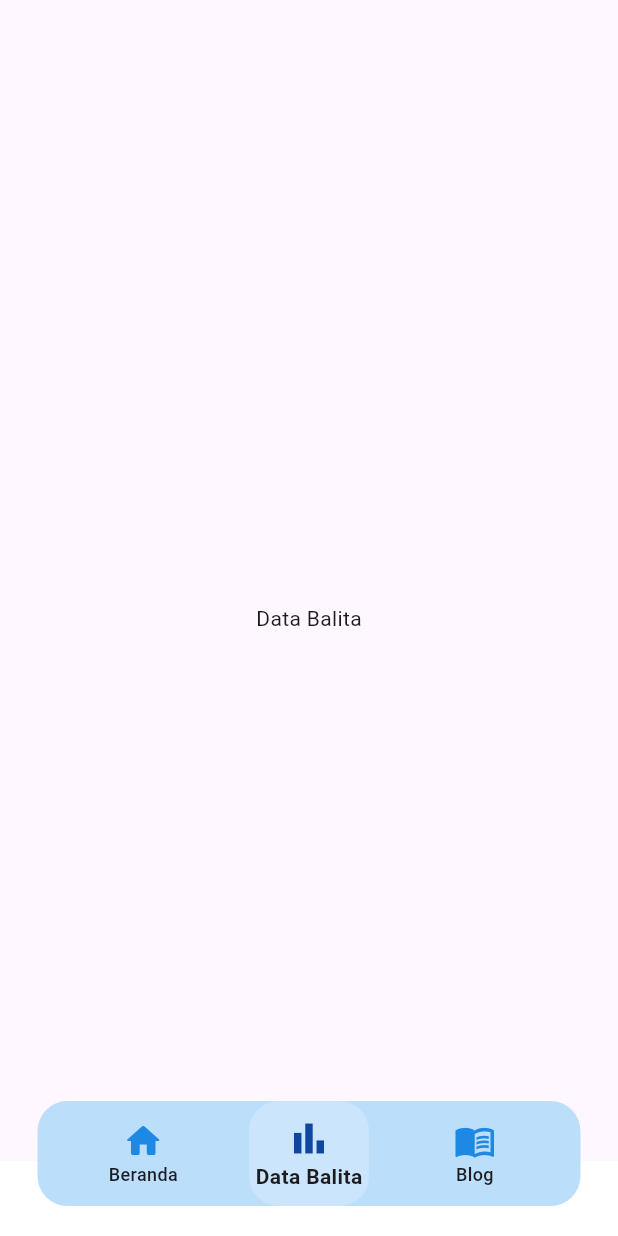
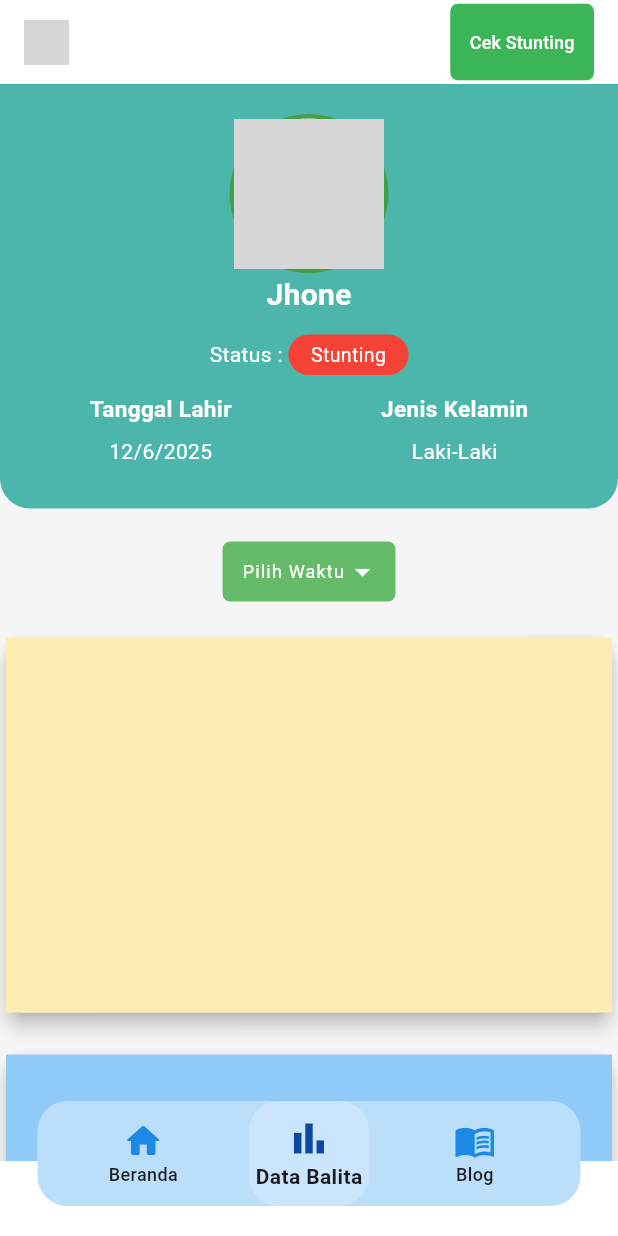
Before and after one commit to supriyadiaja/mobile_apps_stunting, a Flutter app: the screen it shows after launch, item 2 of the bottom bar chosen, on a phone screen of 412 x 824 dp. Run offline on Flutter 3.47's test engine with Material 3 defaults, Android fonts, the phone set to English and light mode, and no system bars; our stand-ins replace flutter_carousel_widget; network calls fail; grey boxes are pictures that could not be loaded.

Commit message:
layout data balita page

```diff
--- a/lib/main_page.dart
+++ b/lib/main_page.dart
@@ -1,3 +1,5 @@
+import 'package:apps_stunting_mobile/pages/blog_page.dart';
+import 'package:apps_stunting_mobile/pages/data_balita_page.dart';
 import 'package:apps_stunting_mobile/pages/home_page.dart';
 import 'package:apps_stunting_mobile/util/navbar_bottom.dart';
 import 'package:flutter/material.dart';
@@ -23,12 +25,8 @@ class _MainPageState extends State<MainPage> {
 
   List<Widget> pages = [
     HomePage(),
-    Center(
-      child: Text("Data Balita"),
-    ),
-    Center(
-      child: Text("Blog"),
-    ),
+    DataBalitaPage(),
+    BlogPage(),
   ];
 
   @override
@@ -73,7 +71,7 @@ class _MainPageState extends State<MainPage> {
                 vertical: 20,
               ),
               child: Opacity(
-                opacity: _isScrolled ? 0.9 : 1,
+                opacity: _isScrolled ? 1 : 1,
                 child: Container(
                   height: 70,
                   decoration: BoxDecoration(
--- /dev/null
+++ b/lib/pages/data_balita_page.dart
@@ -0,0 +1,366 @@
+import 'package:apps_stunting_mobile/util/navbar.dart';
+import 'package:flutter/material.dart';
+
+class DataBalitaPage extends StatefulWidget {
+  DataBalitaPage({
+    super.key,
+  });
+
+  @override
+  State<DataBalitaPage> createState() => _DataBalitaPageState();
+}
+
+class _DataBalitaPageState extends State<DataBalitaPage> {
+  final String name = "Silvia";
+
+  final List<String> _dropdownItems = [
+    'Harian',
+    'Mingguan',
+    'Bulanan',
+  ];
+  String? _selectedItem;
+
+  bool _isScrolled = false;
+
+  @override
+  Widget build(BuildContext context) {
+    return Scaffold(
+      extendBodyBehindAppBar: true,
+      backgroundColor: Colors.grey[100],
+      appBar: AppBar(
+        backgroundColor: Colors.transparent,
+        elevation: 0,
+        flexibleSpace: Container(
+          decoration: BoxDecoration(
+              color: _isScrolled
+                  ? Colors.white.withValues(alpha: 0.9)
+                  : Colors.white),
+        ),
+        title: Navbar(),
+      ),
+      body: NotificationListener<ScrollNotification>(
+        onNotification: (notification) {
+          if (notification.metrics.pixels > 0 && !_isScrolled) {
+            setState(() {
+              _isScrolled = true;
+            });
+          } else if (notification.metrics.pixels <= 0 && _isScrolled) {
+            setState(() {
+              _isScrolled = false;
+            });
+          }
+          return true;
+        },
+        child: ListView(
+          children: [
+            Container(
+              padding: EdgeInsets.all(20),
+              decoration: BoxDecoration(
+                  color: Colors.teal[300],
+                  borderRadius: BorderRadius.only(
+                    bottomLeft: Radius.circular(20),
+                    bottomRight: Radius.circular(20),
+                  )),
+              child: Column(
+                crossAxisAlignment: CrossAxisAlignment.center,
+                children: [
+                  Stack(
+                    alignment: Alignment.center,
+                    children: [
+                      CircleAvatar(
+                        radius: 53,
+                        backgroundColor: Colors.green[600],
+                        child: CircleAvatar(
+                          radius: 50,
+                          backgroundImage:
+                              NetworkImage('https://i.pravatar.cc/500?u=$name'),
+                        ),
+                      ),
+                      Positioned(
+                        bottom: 0,
+                        right: 4,
+                        child: TextButton(
+                          onPressed: () {
+                            showDialog(
+                              context: context,
+                              builder: (context) {
+                                return AlertDialog(
+                                  backgroundColor: Colors.amber,
+                                  title: Text("Ini tombol edit foto"),
+                                );
+                              },
+                            );
+                          },
+                          style: TextButton.styleFrom(
+                            minimumSize: Size(10, 35),
+                            padding: EdgeInsets.all(5),
+                            backgroundColor: Colors.lightBlueAccent,
+                            shape: RoundedRectangleBorder(
+                              borderRadius: BorderRadius.circular(50),
+                            ),
+                          ),
+                          child: Icon(
+                            Icons.edit_note_sharp,
+                            size: 18,
+                            color: Colors.white,
+                          ),
+                        ),
+                      ),
+                    ],
+                  ),
+                  Text(
+                    "Jhone",
+                    style: TextStyle(
+                      color: Colors.white,
+                      fontWeight: FontWeight.bold,
+                      fontSize: 20,
+                    ),
+                  ),
+
+                  // status ------------------------------>
+                  Padding(
+                    padding: const EdgeInsets.symmetric(vertical: 12.0),
+                    child: Row(
+                      mainAxisAlignment: MainAxisAlignment.center,
+                      children: [
+                        Text(
+                          "Status : ",
+                          style: TextStyle(
+                            color: Colors.white,
+                          ),
+                        ),
+                        Container(
+                          padding: EdgeInsets.symmetric(
+                            horizontal: 15,
+                            vertical: 4,
+                          ),
+                          decoration: BoxDecoration(
+                            color: Colors.red,
+                            borderRadius: BorderRadius.circular(50),
+                          ),
+                          child: Text(
+                            "Stunting",
+                            textAlign: TextAlign.center,
+                            style: TextStyle(
+                              color: Colors.white,
+                              fontSize: 13,
+                            ),
+                          ),
+                        ),
+                      ],
+                    ),
+                  ),
+
+                  // biodata -------------------------->
+                  Row(
+                    mainAxisAlignment: MainAxisAlignment.spaceEvenly,
+                    children: [
+                      Column(
+                        children: [
+                          Text(
+                            "Tanggal Lahir",
+                            style: TextStyle(
+                              color: Colors.white,
+                              fontWeight: FontWeight.bold,
+                              fontSize: 15,
+                            ),
+                          ),
+                          Padding(
+                            padding: const EdgeInsets.symmetric(vertical: 8),
+                            child: Text(
+                              "12/6/2025",
+                              style: TextStyle(
+                                color: Colors.white,
+                                fontSize: 14,
+                              ),
+                            ),
+                          ),
+                        ],
+                      ),
+                      SizedBox(
+                        width: 20,
+                      ),
+                      Column(
+                        children: [
+                          Text(
+                            "Jenis Kelamin",
+                            style: TextStyle(
+                              color: Colors.white,
+                              fontWeight: FontWeight.bold,
+                              fontSize: 15,
+                            ),
+                          ),
+                          Padding(
+                            padding: const EdgeInsets.symmetric(vertical: 8),
+                            child: Text(
+                              "Laki-Laki",
+                              style: TextStyle(
+                                color: Colors.white,
+                                fontSize: 14,
+                              ),
+                            ),
+                          ),
+                        ],
+                      ),
+                    ],
+                  ),
+                ],
+              ),
+            ),
+            SizedBox(
+              height: 22,
+            ),
+
+            // dropdown ------------------------------------->
+            Row(
+              mainAxisAlignment: MainAxisAlignment.center,
+              children: [
+                Container(
+                  height: 40,
+                  decoration: BoxDecoration(
+                    color: Colors.green[400],
+                    borderRadius: BorderRadius.circular(5),
+                  ),
+                  child: DropdownButton(
+                    icon: Padding(
+                      padding: const EdgeInsets.only(right: 10),
+                      child: Icon(Icons.arrow_drop_down_outlined),
+                    ),
+                    underline: SizedBox.shrink(),
+                    iconEnabledColor: Colors.white,
+                    elevation: 2,
+                    style: TextStyle(
+                      color: Colors.white,
+                      fontSize: 13,
+                      letterSpacing: 0.8,
+                    ),
+                    dropdownColor: Colors.green[400],
+                    alignment: Alignment.center,
+                    hint: Padding(
+                      padding: const EdgeInsets.only(
+                        left: 13,
+                      ),
+                      child: Text(
+                        'Pilih Waktu',
+                        style: TextStyle(
+                          color: Colors.white,
+                          fontSize: 12,
+                          letterSpacing: 0.8,
+                        ),
+                      ),
+                    ),
+                    value: _selectedItem,
+                    items: _dropdownItems.map((item) {
+                      return DropdownMenuItem(
+                        value: item,
+                        child: Text(item),
+                      );
+                    }).toList(),
+                    onChanged: (String? value) {
+                      setState(() {
+                        _selectedItem = value;
+                      });
+                    },
+                  ),
+                ),
+              ],
+            ),
+
+            SizedBox(
+              height: 20,
+            ),
+
+            // chart grafik ------------------------------------->
+            Card(
+              elevation: 5,
+              child: Container(
+                height: 250,
+                color: Colors.amber[100],
+              ),
+            ),
+
+            SizedBox(
+              height: 20,
+            ),
+
+            Card(
+              elevation: 5,
+              child: Container(
+                height: 250,
+                color: Colors.blue[200],
+              ),
+            ),
+
+            SizedBox(
+              height: 20,
+            ),
+
+            Card(
+              elevation: 5,
+              child: Container(
+                height: 250,
+                color: Colors.green[100],
+              ),
+            ),
+
+            SizedBox(
+              height: 40,
+            ),
+
+            // logout -------------------------->
+            Wrap(
+              alignment: WrapAlignment.center,
+              children: [
+                ElevatedButton(
+                  style: ElevatedButton.styleFrom(
+                    backgroundColor: Colors.red,
+                    iconColor: Colors.white,
+                    iconSize: 20,
+                    padding: EdgeInsets.symmetric(
+                      vertical: 15,
+                      horizontal: 15,
+                    ),
+                  ),
+                  onPressed: () {
+                    showDialog(
+                      context: context,
+                      builder: (context) {
+                        return AlertDialog(
+                          backgroundColor: Colors.amber,
+                          title: Center(
+                            child: Text(
+                              "Ini tombol keluar",
+                            ),
+                          ),
+                        );
+                      },
+                    );
+                  },
+                  child: Row(
+                    mainAxisSize: MainAxisSize.min,
+                    children: [
+                      Icon(Icons.login_outlined),
+                      SizedBox(
+                        width: 8,
+                      ),
+                      Text(
+                        "Keluar",
+                        style: TextStyle(
+                          color: Colors.white,
+                        ),
+                      )
+                    ],
+                  ),
+                ),
+              ],
+            ),
+
+            SizedBox(
+              height: 120,
+            ),
+          ],
+        ),
+      ),
+    );
+  }
+}
```
Also changed, not shown: lib/pages/blog_page.dart (added, +44 -0 lines), lib/pages/home_page.dart (+12 -8 lines), lib/util/card_blog.dart (added, +34 -0 lines), lib/util/navbar.dart (+18 -1 lines).
